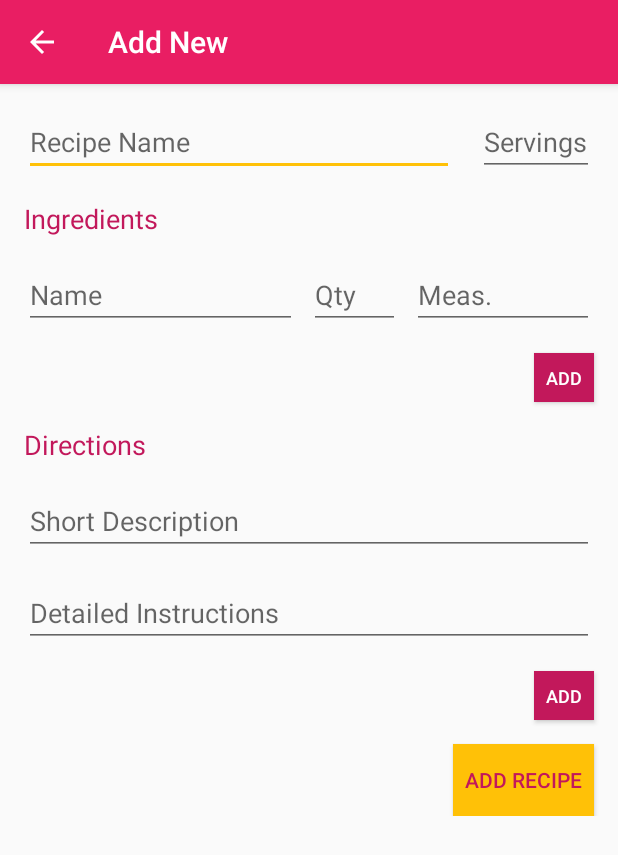
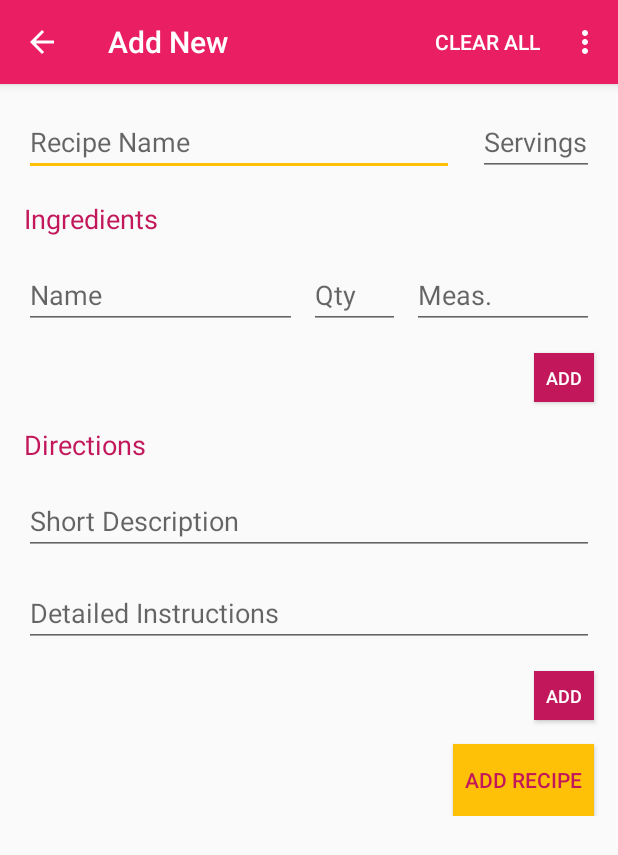
Before and after one commit to alex-dybsetter/BakingApp, an Android app: the AddRecipeActivity screen opened directly, with no data from a screen before it, on a phone screen of 412 x 824 dp. Shown: the top 855 px of the screen. Run offline under Robolectric (Android 15) with nearby library versions, the light colour scheme and no system bars; our stand-ins replace ButterKnife.

Commit message:
Feat: Implement clear and cancel to addRecipe
Implement clear and cancel functionality to the
addRecipeActivity.

```diff
--- /dev/null
+++ b/app/src/main/res/menu/add_recipe.xml
@@ -0,0 +1,15 @@
+<?xml version="1.0" encoding="utf-8"?>
+<menu xmlns:android="http://schemas.android.com/apk/res/android"
+    xmlns:app="http://schemas.android.com/apk/res-auto">
+    <item
+        android:id="@+id/action_cancel"
+        android:orderInCategory="100"
+        android:title="@string/cancel"
+        app:showAsAction="never" />
+
+    <item
+    android:id="@+id/action_clear"
+    android:orderInCategory="99"
+    android:title="@string/clear"
+    app:showAsAction="ifRoom" />
+</menu>
--- a/app/src/main/res/values/strings.xml
+++ b/app/src/main/res/values/strings.xml
@@ -61,4 +61,11 @@
     <string name="incomplete_step_prompt">Please complete all the recipe step fields.</string>
     <string name="saved">Recipe saved!</string>
 
+    <string name="clear">Clear All</string>
+    <string name="clear_prompt">Are you sure you want to clear all fields?</string>
+    <string name="cancel">Cancel</string>
+    <string name="cancel_prompt">Are you sure you want to discard this recipe?</string>
+    <string name="yes">Yes</string>
+    <string name="no">No</string>
+
 </resources>
```
Also changed, not shown: app/src/main/java/net/alexblass/bakingapp/AddRecipeActivity.java (+101 -13 lines).
